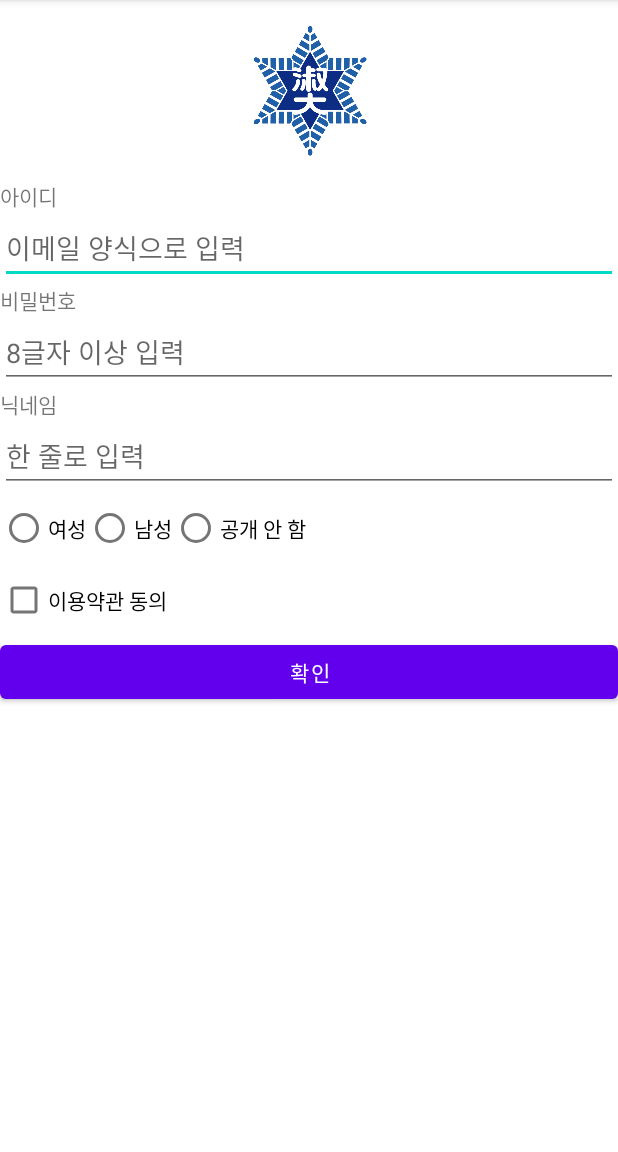
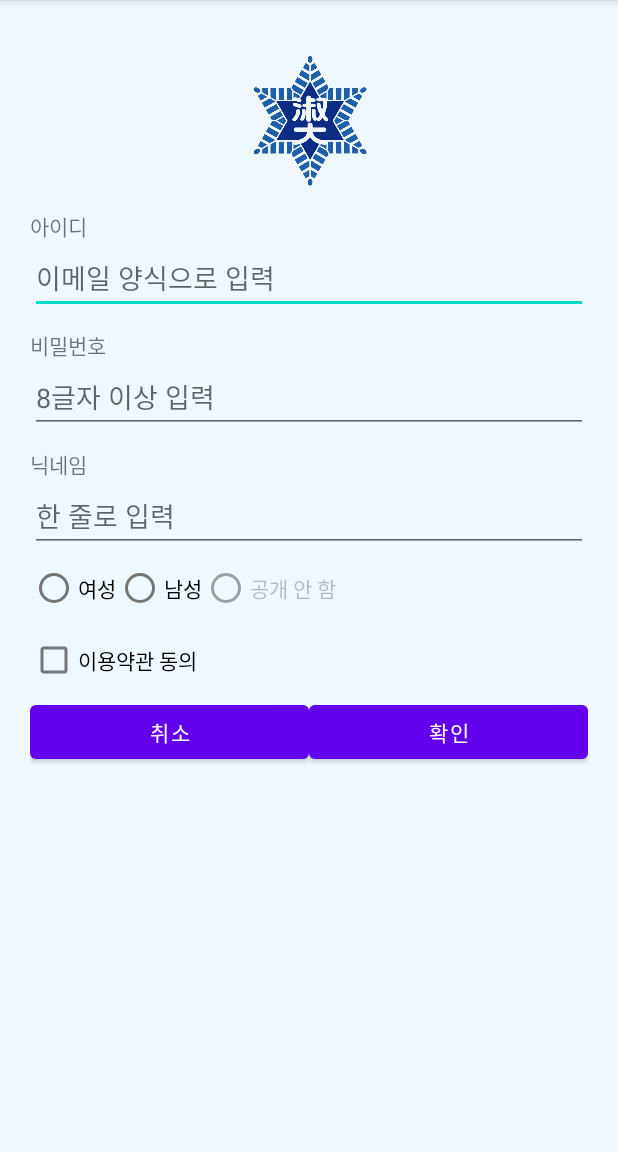
Before and after one commit to minnnnnnni/SignUpUIPractice_SongYee, an Android app: the screen it shows after launch (MainActivity), on a phone screen of 412 x 824 dp, the part 84-1236 px from its top. Run offline under Robolectric (Android 15) with nearby library versions, the phone set to English and light mode, and no system bars.

Commit message:
weight 속성 등 체험

```diff
--- a/app/src/main/res/layout/activity_main.xml
+++ b/app/src/main/res/layout/activity_main.xml
@@ -6,6 +6,8 @@
     android:layout_height="match_parent"
     android:orientation="vertical"
     android:layout_gravity="top"
+    android:padding="20dp"
+    android:background="#F0F8FF"
     tools:context=".MainActivity">
 
 
@@ -39,6 +41,7 @@
     <TextView
         android:layout_width="wrap_content"
         android:layout_height="wrap_content"
+        android:layout_marginTop="10dp"
         android:text="비밀번호" />
 
     <EditText
@@ -50,6 +53,7 @@
     <TextView
         android:layout_width="wrap_content"
         android:layout_height="wrap_content"
+        android:layout_marginTop="10dp"
         android:text="닉네임" />
 
     <EditText
@@ -78,6 +82,7 @@
         <RadioButton
             android:layout_width="wrap_content"
             android:layout_height="wrap_content"
+            android:enabled="false"
             android:text="공개 안 함" />
 
     </RadioGroup>
@@ -88,10 +93,26 @@
         android:checked="false"
         android:text="이용약관 동의" />
 
-    <Button
+
+    <LinearLayout
         android:layout_width="match_parent"
         android:layout_height="wrap_content"
-        android:text="확인" />
+        android:orientation="horizontal">
+
+        <Button
+            android:layout_width="0dp"
+            android:layout_weight="1"
+            android:layout_height="wrap_content"
+            android:text="취소" />
+
+        <Button
+            android:layout_width="0dp"
+            android:layout_weight="1"
+            android:layout_height="wrap_content"
+            android:text="확인" />
+
+
+    </LinearLayout>
 
 
 
```
